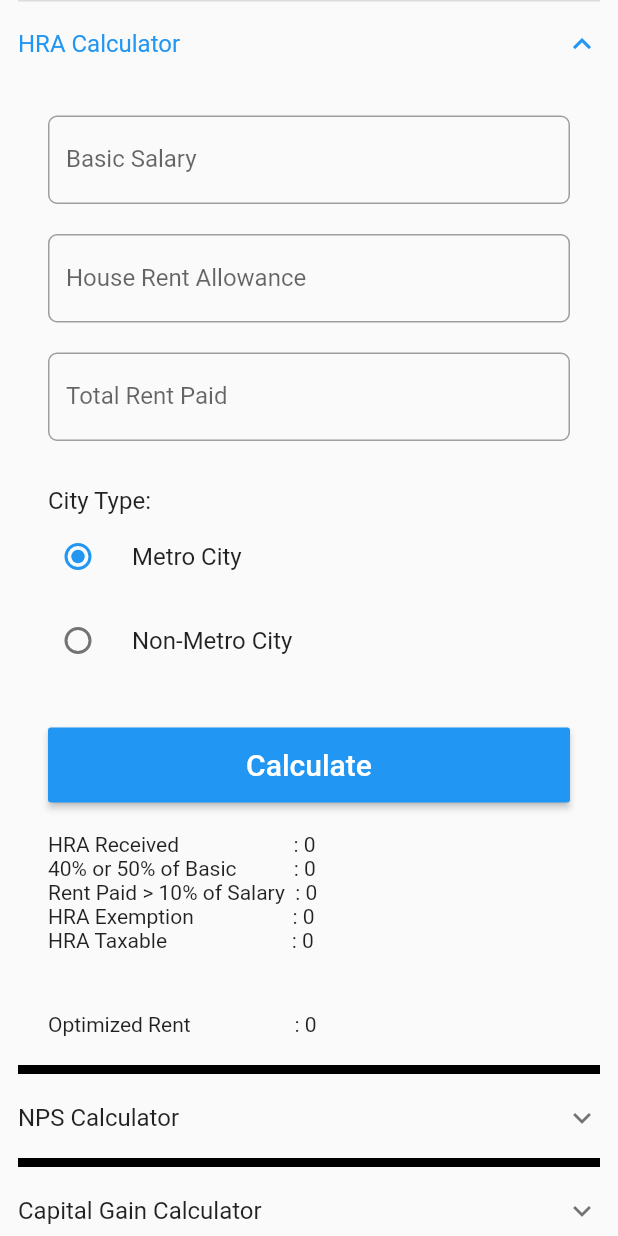
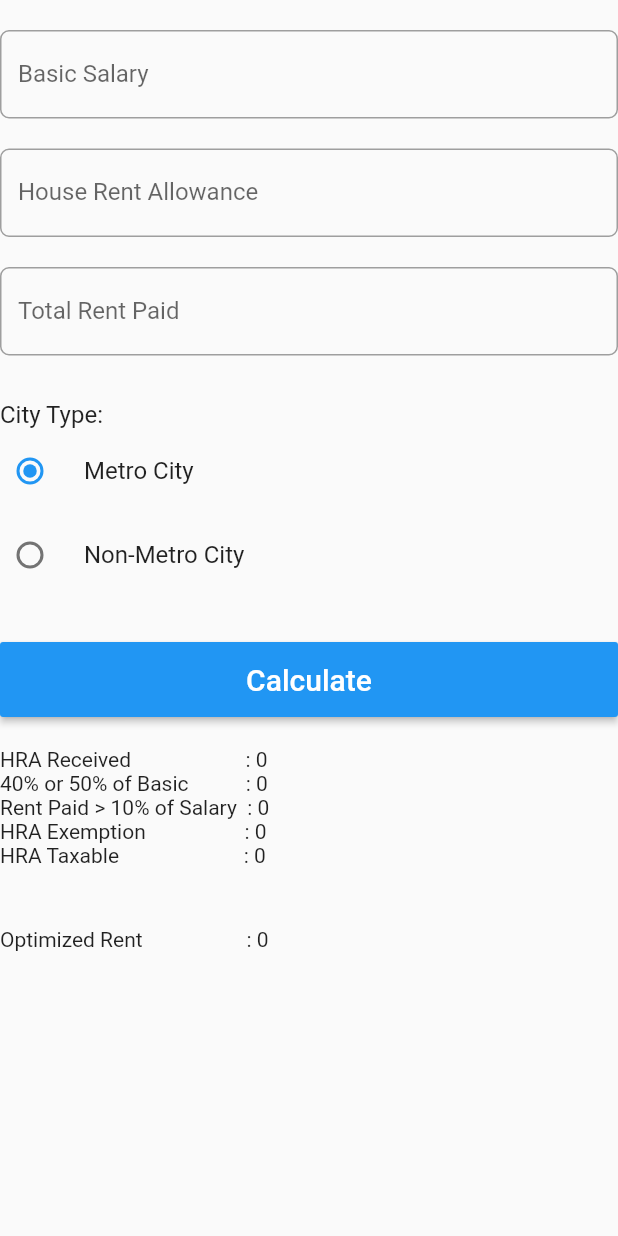
Before and after one commit to hkumawat2000/tax_demo, a Flutter app: the screen it shows after launch, after a tap on "HRA Calculator", on a phone screen of 412 x 824 dp. Run offline on Flutter 3.47's test engine with Material 2 defaults, Android fonts, the phone set to English and light mode, and no system bars; our stand-ins replace dio, file_picker, firebase_core; accounts and stored records are empty.

Commit message:
CR:Himanshu added routing

```diff
--- a/lib/all_calculator.dart
+++ b/lib/all_calculator.dart
@@ -1,9 +1,4 @@
 import 'package:flutter/material.dart';
-import 'package:tax/capital_gain_calculator.dart';
-import 'package:tax/form16/upload_form16_a.dart';
-import 'package:tax/hra_calculator.dart';
-import 'package:tax/nps_calculator.dart';
-import 'package:tax/tax_calculator.dart';
 
 class AllCalculator extends StatefulWidget {
   const AllCalculator({super.key});
@@ -24,18 +19,79 @@ class _AllCalculatorState extends State<AllCalculator> {
               padding: const EdgeInsets.symmetric(horizontal: 12),
               child: Column(
                 crossAxisAlignment: CrossAxisAlignment.start,
-                children: const [
-                  HRACalculator(),
-                  Divider(height: 4, color: Colors.black,thickness: 6),
-                  NPSCalculator(),
-                  Divider(height: 4, color: Colors.black,thickness: 6),
-                  CapitalGainCalculator(),
+                children: [
+                  const SizedBox(height: 20),
+                  MaterialButton(
+                    onPressed: () {
+                      Navigator.of(context).pushNamed('/hra');
+                    },
+                    color: Colors.black38,
+                    padding: const EdgeInsets.all(30),
+                    minWidth: double.infinity,
+                    child: const Text("HRA Calculator", style: TextStyle(fontSize: 20)),
+                  ),
+                  const SizedBox(height: 20),
+                  MaterialButton(
+                    onPressed: () {
+                      Navigator.of(context).pushNamed('/nps');
+                    },
+                    color: Colors.black38,
+                    padding: const EdgeInsets.all(30),
+                    minWidth: double.infinity,
+                    child: const Text("NPS Calculator", style: TextStyle(fontSize: 20)),
+                  ),
+                  const SizedBox(height: 20),
+                  MaterialButton(
+                    onPressed: () {
+                      Navigator.of(context).pushNamed('/oldCapitalGain');
+                    },
+                    color: Colors.black38,
+                    padding: const EdgeInsets.all(30),
+                    minWidth: double.infinity,
+                    child: const Text("Old Capital Gain Calculator", style: TextStyle(fontSize: 20)),
+                  ),
+                  const SizedBox(height: 20),
+                  MaterialButton(
+                    onPressed: () {
+                      Navigator.of(context).pushNamed('/capitalGain');
+                    },
+                    color: Colors.black38,
+                    padding: const EdgeInsets.all(30),
+                    minWidth: double.infinity,
+                    child: const Text("Capital Gain Calculator", style: TextStyle(fontSize: 20)),
+                  ),
+                  const SizedBox(height: 20),
+                  MaterialButton(
+                    onPressed: () {
+                      Navigator.of(context).pushNamed('/tax');
+                    },
+                    color: Colors.black38,
+                    padding: const EdgeInsets.all(30),
+                    minWidth: double.infinity,
+                    child: const Text("Tax Calculator", style: TextStyle(fontSize: 20)),
+                  ),
+                  const SizedBox(height: 20),
+                  MaterialButton(
+                    onPressed: () {
+                      Navigator.of(context).pushNamed('/form16');
+                    },
+                    color: Colors.black38,
+                    padding: const EdgeInsets.all(30),
+                    minWidth: double.infinity,
+                    child: const Text("Form 16 Calculator", style: TextStyle(fontSize: 20)),
+                  ),
+                  const SizedBox(height: 20),
+                  // HRACalculator(),
+                  // Divider(height: 4, color: Colors.black,thickness: 6),
+                  // NPSCalculator(),
+                  // Divider(height: 4, color: Colors.black,thickness: 6),
+                  // CapitalGainCalculator(),
                   // Divider(height: 4, color: Colors.black,thickness: 6),
                   // CapitalGains(),
-                  Divider(height: 4, color: Colors.black,thickness: 6),
-                  TaxCalculator(),
-                  Divider(height: 4, color: Colors.black,thickness: 6),
-                  UploadForm16(),
+                  // Divider(height: 4, color: Colors.black,thickness: 6),
+                  // TaxCalculator(),
+                  // Divider(height: 4, color: Colors.black,thickness: 6),
+                  // UploadForm16(),
                 ],
               ),
             ),
--- a/lib/capital_gain_calculator.dart
+++ b/lib/capital_gain_calculator.dart
@@ -45,11 +45,9 @@ class _CapitalGainCalculatorState extends State<CapitalGainCalculator> {
 
   @override
   Widget build(BuildContext context) {
-    return ExpansionTile(
-      expandedCrossAxisAlignment: CrossAxisAlignment.start,
-      childrenPadding: const EdgeInsets.symmetric(horizontal: 20),
-      tilePadding: EdgeInsets.zero,
-      title: const Text("Capital Gain Calculator"),
+    return Scaffold(
+      body: Column(
+        crossAxisAlignment: CrossAxisAlignment.start,
         children: [
           const SizedBox(height: 10),
           Row(
@@ -384,6 +382,7 @@ class _CapitalGainCalculatorState extends State<CapitalGainCalculator> {
           ),
           const SizedBox(height: 20),
         ],
+      ),
     );
   }
 
--- a/lib/form16/upload_form16_a.dart
+++ b/lib/form16/upload_form16_a.dart
@@ -188,19 +188,19 @@ class _UploadForm16State extends State<UploadForm16> {
 
   @override
   Widget build(BuildContext context) {
-    return SingleChildScrollView(
-      child: ExpansionTile(
-        title: const Text("Upload Form 16"),
-        expandedCrossAxisAlignment: CrossAxisAlignment.start,
-        childrenPadding: const EdgeInsets.symmetric(horizontal: 20),
-        tilePadding: EdgeInsets.zero,
+    return Scaffold(
+      body: SingleChildScrollView(
+        child: Column(
+          crossAxisAlignment: CrossAxisAlignment.start,
           children: [
             MaterialButton(
               onPressed: () async {
-              FilePickerResult? result = await FilePicker.platform.pickFiles(type: FileType.custom, allowedExtensions: ['pdf']);
-              if (result != null) {
-                uploadPDFAPI(result);
-              }
+                // FilePickerResult? result = await FilePicker.platform.pickFiles(type: FileType.custom, allowedExtensions: ['pdf']);
+                // if (result != null) {
+                //   uploadPDFAPI(result);
+                // }
+
+                Navigator.of(context).pushNamed('/dummy1');
               },
               child: const Text("Upload PDF"),
             ),
@@ -316,6 +316,7 @@ class _UploadForm16State extends State<UploadForm16> {
               ),
             ),
           ],
+        ),
       ),
     );
   }
--- a/lib/hra_calculator.dart
+++ b/lib/hra_calculator.dart
@@ -24,11 +24,9 @@ class _HRACalculatorState extends State<HRACalculator> {
 
   @override
   Widget build(BuildContext context) {
-    return ExpansionTile(
-      title: const Text("HRA Calculator"),
-      expandedCrossAxisAlignment: CrossAxisAlignment.start,
-      childrenPadding: const EdgeInsets.symmetric(horizontal: 20),
-      tilePadding: EdgeInsets.zero,
+    return Scaffold(
+      body: Column(
+        crossAxisAlignment: CrossAxisAlignment.start,
         children: [
           const SizedBox(height: 20),
           TextField(
@@ -144,6 +142,7 @@ class _HRACalculatorState extends State<HRACalculator> {
           Text("Optimized Rent                    : ${numberToString(minRent.toStringAsFixed(0))}"),
           const SizedBox(height: 20),
         ],
+      ),
     );
   }
 
--- a/lib/main.dart
+++ b/lib/main.dart
@@ -2,6 +2,12 @@ import 'package:firebase_core/firebase_core.dart';
 import 'package:flutter/foundation.dart';
 import 'package:flutter/material.dart';
 import 'package:tax/all_calculator.dart';
+import 'package:tax/capital_gain.dart';
+import 'package:tax/capital_gain_calculator.dart';
+import 'package:tax/form16/upload_form16_a.dart';
+import 'package:tax/hra_calculator.dart';
+import 'package:tax/nps_calculator.dart';
+import 'package:tax/tax_calculator.dart';
 
 void main() async {
 
@@ -26,12 +32,21 @@ class MyApp extends StatelessWidget {
   @override
   Widget build(BuildContext context) {
     return MaterialApp(
+      initialRoute: '/',
+      routes: {
+        '/' : (context) => const AllCalculator(),
+        '/hra': (context) => const HRACalculator(),
+        '/nps': (context) => const NPSCalculator(),
+        '/oldCapitalGain': (context) => const CapitalGains(),
+        '/capitalGain': (context) => const CapitalGainCalculator(),
+        '/tax': (context) => const TaxCalculator(),
+        '/form16': (context) => const UploadForm16(),
+      },
       title: 'Taxation',
       theme: ThemeData(
         primarySwatch: Colors.blue,
         brightness: Brightness.light
       ),
-      home: const AllCalculator(),
     );
   }
 
--- a/lib/nps_calculator.dart
+++ b/lib/nps_calculator.dart
@@ -67,12 +67,10 @@ class _NPSCalculatorState extends State<NPSCalculator> {
 
   @override
   Widget build(BuildContext context) {
-    return SingleChildScrollView(
-      child: ExpansionTile(
-        title: const Text("NPS Calculator"),
-        expandedCrossAxisAlignment: CrossAxisAlignment.start,
-        childrenPadding: const EdgeInsets.symmetric(horizontal: 20),
-        tilePadding: EdgeInsets.zero,
+    return Scaffold(
+      body: SingleChildScrollView(
+        child: Column(
+          crossAxisAlignment: CrossAxisAlignment.start,
           children: [
             const SizedBox(height: 20),
             Row(
@@ -435,6 +433,7 @@ class _NPSCalculatorState extends State<NPSCalculator> {
             const SizedBox(height: 20),
           ],
         ),
+      ),
     );
   }
 
--- a/lib/tax_calculator.dart
+++ b/lib/tax_calculator.dart
@@ -180,12 +180,10 @@ class _TaxCalculatorState extends State<TaxCalculator> {
 
   @override
   Widget build(BuildContext context) {
-    return SingleChildScrollView(
-      child: ExpansionTile(
-        title: const Text("Tax calculator"),
-        expandedCrossAxisAlignment: CrossAxisAlignment.start,
-        childrenPadding: const EdgeInsets.symmetric(horizontal: 20),
-        tilePadding: EdgeInsets.zero,
+    return Scaffold(
+      body: SingleChildScrollView(
+        child: Column(
+          crossAxisAlignment: CrossAxisAlignment.start,
           children: [
             Row(
               children: [
@@ -299,6 +297,7 @@ class _TaxCalculatorState extends State<TaxCalculator> {
               ),
             ),
           ],
+        ),
       ),
     );
   }
```
Also changed, not shown: lib/capital_gain.dart (+4 -5 lines), 2 other files. Lines whose indentation alone changed are shown as unchanged.
